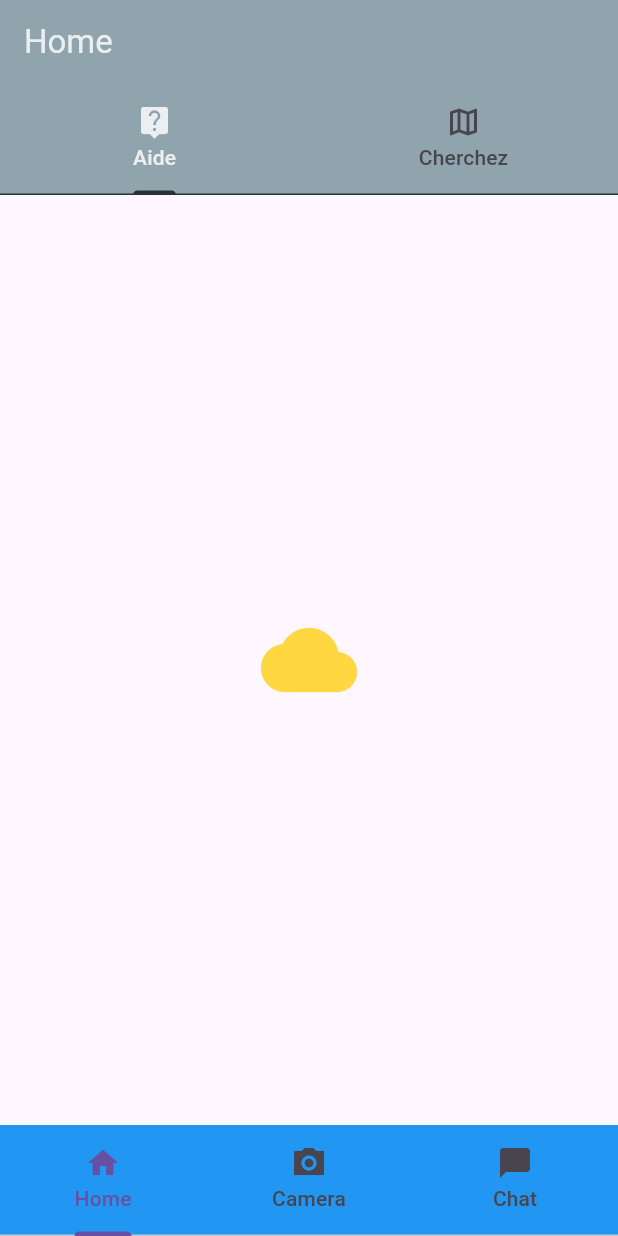
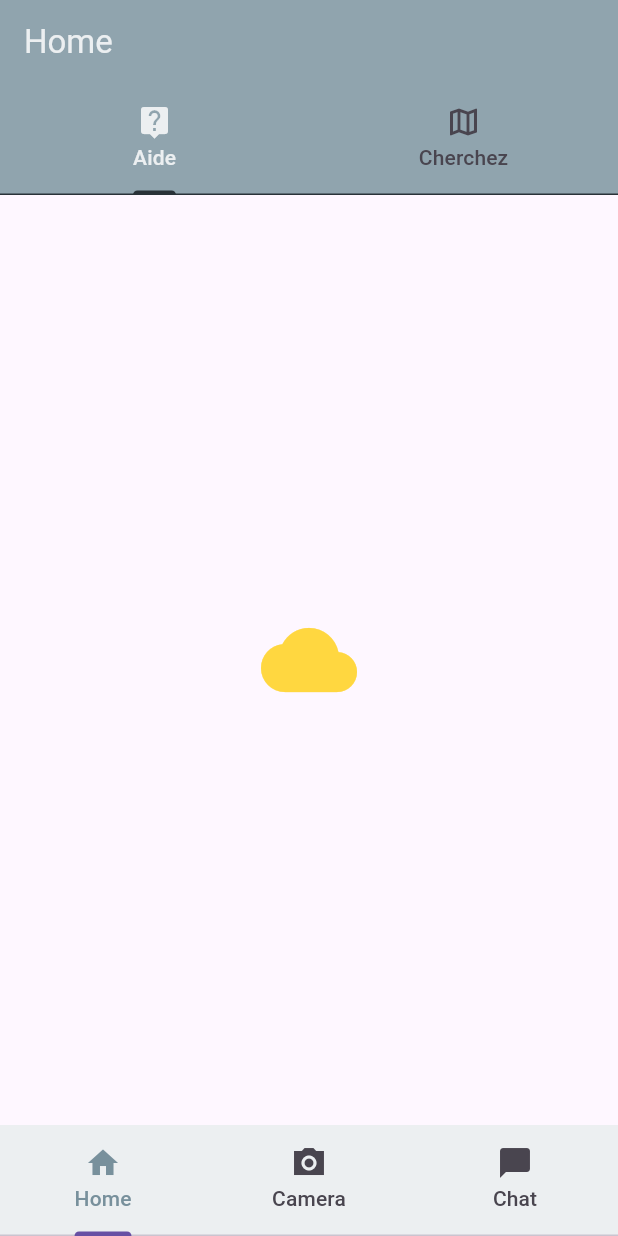
Before and after one commit to NTUMBABU/Projet_PMH, a Flutter app: the screen it shows after launch, on a phone screen of 412 x 824 dp. Run offline on Flutter 3.47's test engine with Material 2 defaults, Android fonts, the phone set to English and light mode, and no system bars.

Commit message:
bar bottom v2

```diff
--- a/lib/app.dart
+++ b/lib/app.dart
@@ -45,10 +45,11 @@ class _MyAppState extends State<MyApp> with SingleTickerProviderStateMixin {
           children: _kTabPages,
         ),
         bottomNavigationBar: Material(
-          color: Colors.blue,
+          color: Color(0xFFECEFF1),
           child: TabBar(
             tabs: _kTabs,
             controller: _tabController,
+            labelColor:const Color(0xFF78909C),
           ),
         ),
       ),
```
